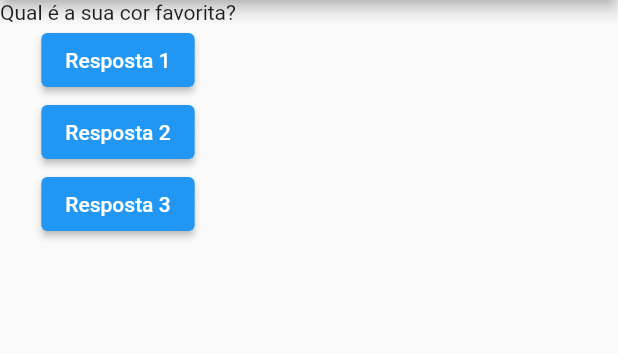
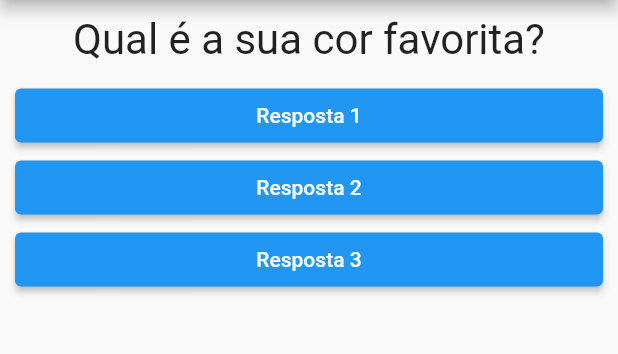
Before and after one commit to KailanySousa/AppPerguntas, a Flutter app: the screen it shows after launch, on a phone screen of 412 x 824 dp, the part 84-438 px from its top. Run offline on Flutter 3.47's test engine with Material 2 defaults, Android fonts, the phone set to English and light mode, and no system bars.

Commit message:
criando componente do botao de resposta

```diff
--- /dev/null
+++ b/app/lib/components/resposta.dart
@@ -0,0 +1,25 @@
+import 'package:flutter/material.dart';
+
+class Resposta extends StatelessWidget {
+  final String texto;
+  final void Function() selecao;
+
+  Resposta(this.texto, this.selecao);
+
+  @override
+  Widget build(BuildContext context) {
+    return Container(
+      width: double.infinity,
+      margin: EdgeInsets.only(left: 10, right: 10),
+      child: ElevatedButton(
+          child: Text(this.texto,
+              style: TextStyle(
+                color: Colors.white,
+              )),
+          style: ButtonStyle(
+            backgroundColor: MaterialStateProperty.all(Colors.blue),
+          ),
+          onPressed: this.selecao),
+    );
+  }
+}
--- a/app/lib/main.dart
+++ b/app/lib/main.dart
@@ -1,4 +1,5 @@
 import 'package:app/components/questao.dart';
+import 'package:app/components/resposta.dart';
 import 'package:flutter/material.dart';
 
 main() => runApp(PerguntaApp());
@@ -33,19 +34,10 @@ class _PerguntaAppState extends State<PerguntaApp> {
           ),
           body: Column(
             children: [
-              Text(perguntas.elementAt(_perguntaSelecionada)),
-              ElevatedButton(
-                child: Text('Resposta 1'),
-                onPressed: _responder,
-              ),
-              ElevatedButton(
-                child: Text('Resposta 2'),
-                onPressed: () => _responder(),
-              ),
-              ElevatedButton(
-                child: Text('Resposta 3'),
-                onPressed: () => _responder(),
-              ),
+              Questao(perguntas.elementAt(_perguntaSelecionada)),
+              Resposta('Resposta 1', _responder),
+              Resposta('Resposta 2', _responder),
+              Resposta('Resposta 3', _responder),
             ],
           )),
     );
--- a/app/pubspec.yaml
+++ b/app/pubspec.yaml
@@ -3,7 +3,7 @@ description: A new Flutter project.
 
 # The following line prevents the package from being accidentally published to
 # pub.dev using `pub publish`. This is preferred for private packages.
-publish_to: 'none' # Remove this line if you wish to publish to pub.dev
+publish_to: "none" # Remove this line if you wish to publish to pub.dev
 
 # The following defines the version and build number for your application.
 # A version number is three numbers separated by dots, like 1.2.43
@@ -24,7 +24,6 @@ dependencies:
   flutter:
     sdk: flutter
 
-
   # The following adds the Cupertino Icons font to your application.
   # Use with the CupertinoIcons class for iOS style icons.
   cupertino_icons: ^1.0.2
@@ -38,7 +37,6 @@ dev_dependencies:
 
 # The following section is specific to Flutter.
 flutter:
-
   # The following line ensures that the Material Icons font is
   # included with your application, so that you can use the icons in
   # the material Icons class.
```
